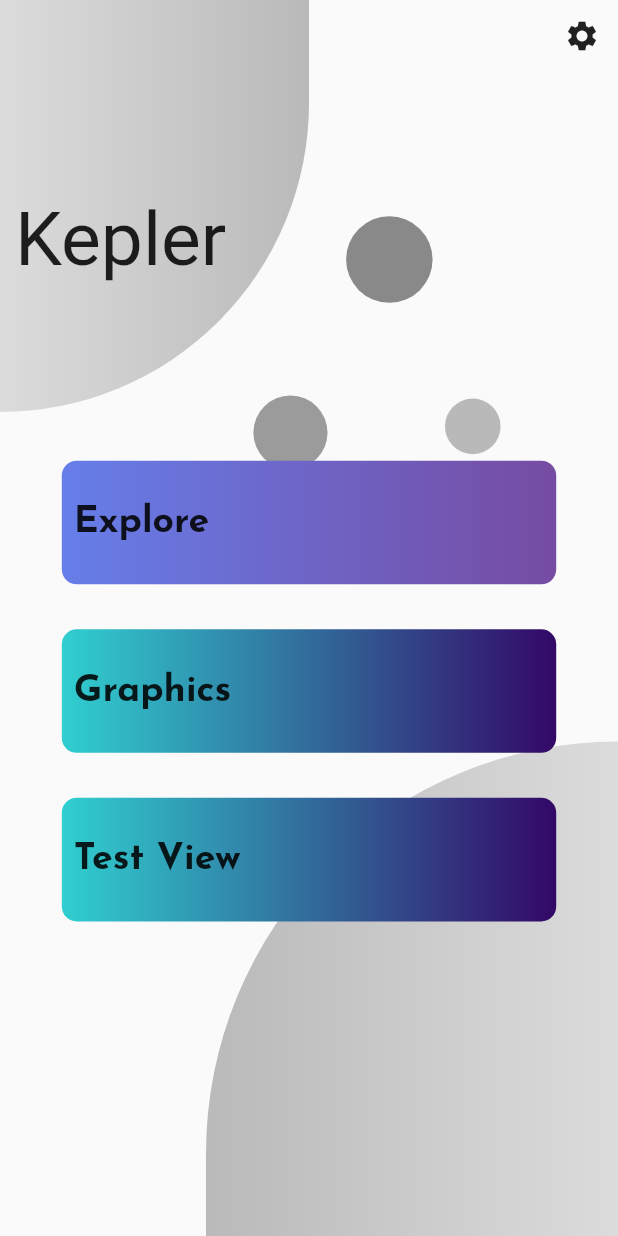
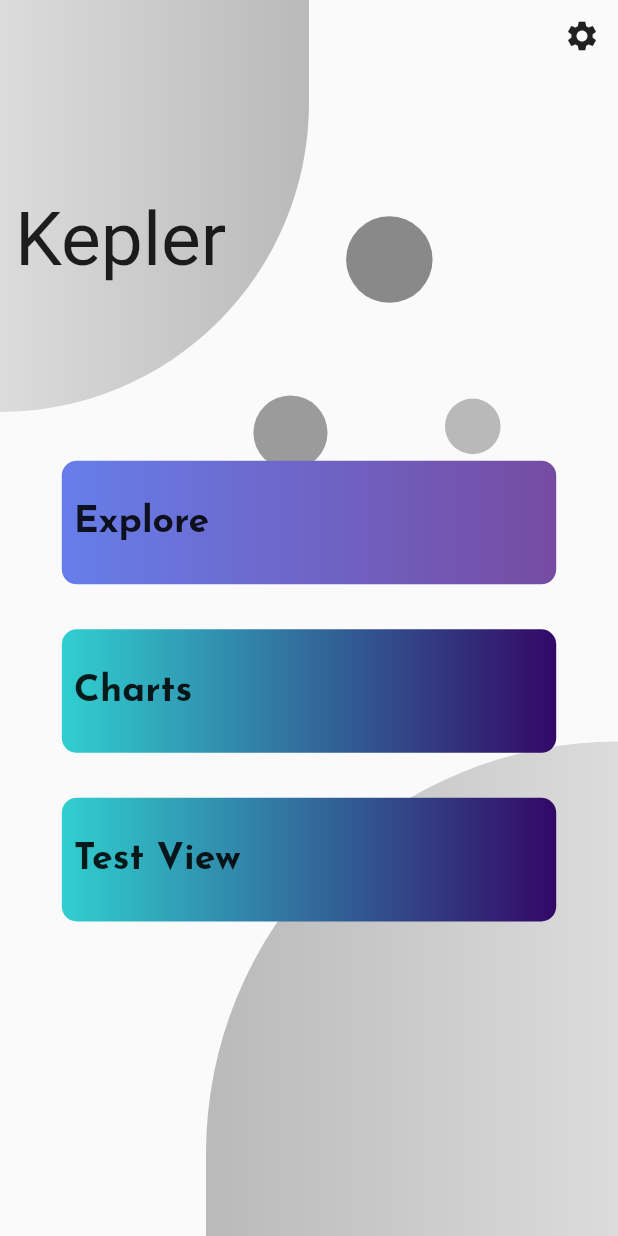
Before and after one commit to gumbarros/kepler, a Flutter app: the screen it shows after launch, on a phone screen of 412 x 824 dp. Run offline on Flutter 3.47's test engine with Material 2 defaults, Android fonts, the phone set to English and light mode, and no system bars; our stand-ins replace flutter_spinkit, get, get_storage, google_fonts, syncfusion_flutter_charts; missing offline and left inert: json_async, slimy_card, syncfusion_flutter_core.

Commit message:
charts dummy

```diff
--- a/lib/api/api.dart
+++ b/lib/api/api.dart
@@ -7,9 +7,8 @@ class API {
       "https://exoplanetarchive.ipac.caltech.edu/cgi-bin/nstedAPI/nph-nstedAPI?";
 
   static Future<List<PlanetData>> getAllPlanets() async {
-    //Before:&columns=pl_name,pl_orbper,pl_hostname,pl_bmassj,pl_dens,pl_radj,pl_disc,pl_locale,pl_telescope,pl_status
-    final http.Response response = await http
-        .get(url + "table=exoplanets&columns=pl_name&format=json&where=pl_status=3");
+    final http.Response response = await http.get(url +
+        "table=exoplanets&columns=pl_name,pl_orbper,pl_hostname,pl_bmassj,pl_dens,pl_radj,pl_disc,pl_locale,pl_telescope,pl_status&format=json&where=pl_status=3");
     print("HTTP GET - " +
         url +
         "table=exoplanets&columns=pl_name&format=json&where=pl_status=3");
--- a/lib/locale/i18n_br.json
+++ b/lib/locale/i18n_br.json
@@ -1,7 +1,7 @@
 {
     "app_title": "Kepler",
     "explore": "Explorar",
-    "graphics": "Gráficos",
+    "charts": "Gráficos",
     "star": "Estrela",
     "orbital_period": "Periodo Orbital",
     "days": "dias",
--- a/lib/locale/i18n_en.json
+++ b/lib/locale/i18n_en.json
@@ -1,7 +1,7 @@
 {
     "app_title": "Kepler",
     "explore": "Explore",
-    "graphics": "Graphics",
+    "charts": "Charts",
     "star": "Star",
     "orbital_period": "Orbital Period",
     "days": "days",
--- a/lib/locale/i18n_vn.json
+++ b/lib/locale/i18n_vn.json
@@ -1,7 +1,7 @@
 {
     "app_title": "Kepler",
     "explore": "Khám Phá",
-    "graphics": "Biểu đồ trực quan",
+    "charts": "Biểu đồ trực quan",
     "star": "Sao",
     "orbital_period": "Chu kì quỹ đạo",
     "days": "Ngày",
--- a/lib/main.dart
+++ b/lib/main.dart
@@ -3,11 +3,14 @@ import 'package:get/route_manager.dart';
 import 'package:get_storage/get_storage.dart';
 import 'package:kepler/locale/translations.dart';
 import 'package:kepler/routes.dart';
+import 'package:syncfusion_flutter_core/core.dart';
 
 void main() async {
   WidgetsFlutterBinding.ensureInitialized();
   await GetStorage.init();
   string.init();
+  SyncfusionLicense.registerLicense(
+      "NT8mJyc2IWhia31hfWN9Z2doYmF8YGJ8ampqanNiYmlmamlmanMDHmg0JiAnMiU8PjImITowOjw3NjEyISE8IBM0PjI6P30wPD4=");
   runApp(GetMaterialApp(
     title: string.text('app_title'),
     defaultTransition: Transition.cupertino,
--- a/lib/routes.dart
+++ b/lib/routes.dart
@@ -1,6 +1,6 @@
 import 'package:get/get.dart';
 import 'package:kepler/views/exploreView.dart';
-import 'package:kepler/views/graphicsView.dart';
+import 'package:kepler/views/chartsView.dart';
 import 'package:kepler/views/homeView.dart';
 import 'package:kepler/views/settingsView.dart';
 
@@ -10,7 +10,7 @@ class Routes {
       GetPage(name: '/home', page: () => HomeView()),
       GetPage(name: '/settings', page: () => SettingsView()),
       GetPage(name: '/explore', page: () => ExploreView()),
-      GetPage(name: '/graphics', page: () => GraphicsView())
+      GetPage(name: '/charts', page: () => ChartsView())
     ];
   }
 }
--- a/lib/views/homeView.dart
+++ b/lib/views/homeView.dart
@@ -63,8 +63,8 @@ class HomeView extends StatelessWidget {
                         height: 30,
                       ),
                       MenuCard(
-                          onTap: () => Get.toNamed('/graphics'),
-                          text: string.text("graphics"), //Explore Data?
+                          onTap: () => Get.toNamed('/charts'),
+                          text: string.text("charts"), //Explore Data?
                           colorList: [Color(0xFFF30CFD0), Color(0XFFF330867)]),
                       SizedBox(
                         height: 30,
--- a/pubspec.yaml
+++ b/pubspec.yaml
@@ -30,11 +30,11 @@ dependencies:
   # The following adds the Cupertino Icons font to your application.
   # Use with the CupertinoIcons class for iOS style icons.
   get: ^3.4.2
-  syncfusion_flutter_charts: ^18.2.48
   http: any
   google_fonts: ^1.1.0
   get_storage: ^1.2.1
   json_async: ^0.1.1
+  syncfusion_flutter_charts: ^18.2.56
   slimy_card: 1.0.4
   flutter_spinkit: ^4.1.2+1
 
```
Also changed, not shown: lib/controllers/chartsController.dart (added, +12 -0 lines), lib/views/chartsView.dart (added, +58 -0 lines), lib/views/graphicsView.dart (deleted, +0 -34 lines), pubspec.lock.
